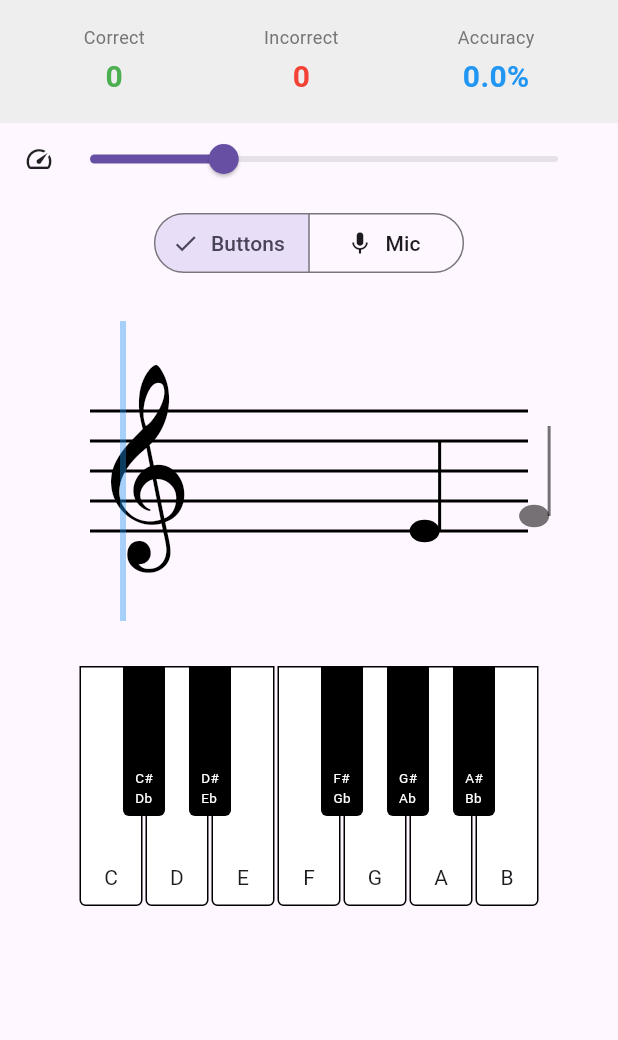
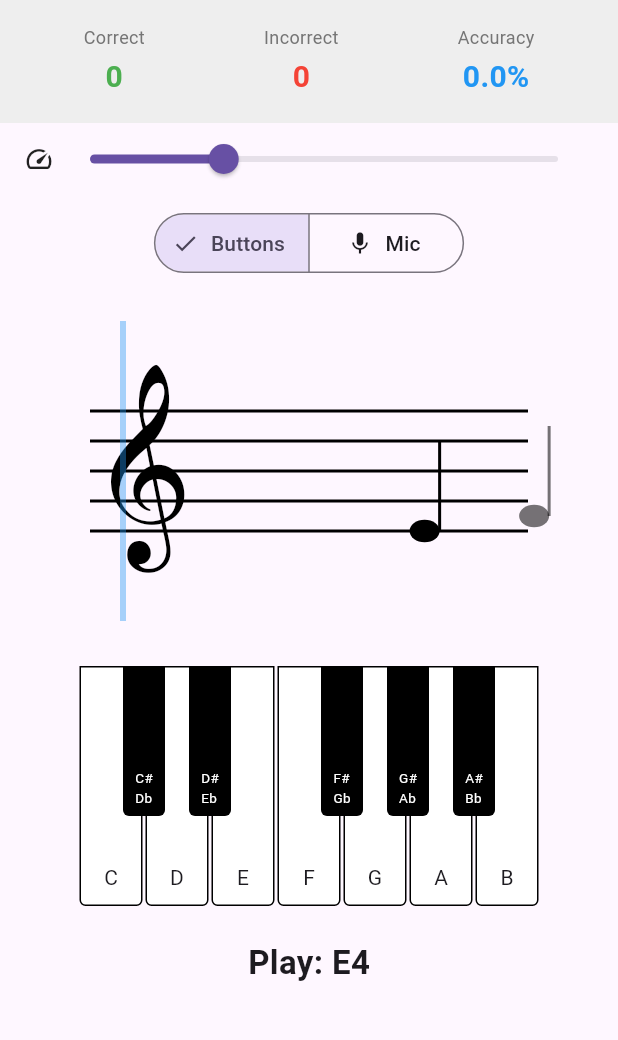
Before and after one commit to reyjager/music, a Flutter app: the screen it shows after launch, after a tap on "Treble Clef", on a phone screen of 412 x 824 dp, the part 84-1124 px from its top. Run offline on Flutter 3.47's test engine with Material 3 defaults, Android fonts, the phone set to English and light mode, and no system bars; our stand-ins replace get, just_audio, stacked; missing offline and left inert: pitch_detector_dart, record.

Commit message:
adding lib just_audio for piano sound , pausing scroll when key either right or wrong note is hit

```diff
--- a/lib/modules/treble/treble_clef_training_view.dart
+++ b/lib/modules/treble/treble_clef_training_view.dart
@@ -159,6 +159,27 @@ class _TrebleClefTrainingViewState extends State<TrebleClefTrainingView>
                 if (model.inputMode == InputMode.buttons)
                   PianoKeyboard(onNotePressed: model.manualNotePress),
 
+                // Show current note to play with feedback
+                Padding(
+                  padding: const EdgeInsets.only(top: 12),
+                  child: model.lastAnswerFeedback != null
+                      ? Text(
+                          model.lastAnswerFeedback!,
+                          style: TextStyle(
+                            fontSize: 22,
+                            fontWeight: FontWeight.bold,
+                            color: model.isCorrect ? Colors.green : Colors.red,
+                          ),
+                        )
+                      : model.currentNote != null
+                          ? Text(
+                              'Play: ${model.currentNote!.noteName}',
+                              style: const TextStyle(
+                                  fontSize: 22, fontWeight: FontWeight.bold),
+                            )
+                          : const SizedBox.shrink(),
+                ),
+
                 if (model.inputMode == InputMode.microphone)
                   Padding(
                     padding: const EdgeInsets.all(16),
--- a/lib/modules/treble/treble_clef_training_viewmodel.dart
+++ b/lib/modules/treble/treble_clef_training_viewmodel.dart
@@ -1,12 +1,10 @@
 import 'dart:async';
-import 'dart:math';
 import 'package:flutter/material.dart';
 import 'package:stacked/stacked.dart';
-import 'package:sound_generator/sound_generator.dart';
-import 'package:sound_generator/waveTypes.dart';
 import '../../models/musical_note.dart';
 import '../../models/session_stats.dart';
 import '../../services/audio_service.dart';
+import '../../services/midi_sound_service.dart';
 import '../../services/note_generator_service.dart';
 import '../../utils/pitch_converter.dart';
 
@@ -31,6 +29,8 @@ class TrebleClefTrainingViewModel extends BaseViewModel {
     required this.audioService,
     required this.noteGenerator,
   });
+
+  final MidiSoundService _midiSound = MidiSoundService();
 
   InputMode _inputMode = InputMode.buttons;
   InputMode get inputMode => _inputMode;
@@ -63,6 +63,8 @@ class TrebleClefTrainingViewModel extends BaseViewModel {
   bool isCorrect = false;
   String? correctAnswer;
   String? lastPressed;
+  String? lastAnswerFeedback;
+  Timer? _feedbackTimer;
 
   bool showFeedbackEnabled = true;
   void toggleShowFeedback() {
@@ -86,12 +88,10 @@ class TrebleClefTrainingViewModel extends BaseViewModel {
 
   DateTime? noteDisplayTime;
   StreamSubscription? pitchSubscription;
-  Timer? soundStopTimer;
 
   bool get isListening => audioService.isListening;
 
   static const double hitZone = 0.2;
-  static const double _missZone = 0.05;
   static const double _noteSpacing = 0.25;
 
   double _scrollSpeed = 0.003;
@@ -109,9 +109,8 @@ class TrebleClefTrainingViewModel extends BaseViewModel {
     notifyListeners();
   }
 
-  void initialize() {
-    SoundGenerator.init(44100);
-    SoundGenerator.setWaveType(waveTypes.SINUSOIDAL);
+  void initialize() async {
+    await _midiSound.initialize();
     spawnInitialNotes();
     _isRunning = true;
     if (_inputMode == InputMode.microphone) {
@@ -135,22 +134,14 @@ class TrebleClefTrainingViewModel extends BaseViewModel {
   void tick() {
     if (!_isRunning) return;
 
+    // Pause scrolling if active note reached hit zone and hasn't been answered
+    final active = _activeNote;
+    if (active != null && active.xFraction <= hitZone) {
+      return;
+    }
+
     for (final sn in scrollingNotes) {
       sn.xFraction -= _scrollSpeed;
-    }
-
-    // Check for missed notes
-    for (final sn in scrollingNotes) {
-      if (!sn.answered && sn.xFraction < _missZone) {
-        sn.answered = true;
-        sn.correct = false;
-        _stats.recordIncorrect(sn.note.midiNumber, 0);
-        attempts.add({
-          'pressed': '—',
-          'expected': enharmonicLabel(sn.note.noteName),
-          'correct': false,
-        });
-      }
     }
 
     // Remove notes that scrolled off screen
@@ -219,6 +210,8 @@ class TrebleClefTrainingViewModel extends BaseViewModel {
     _stats.recordCorrect(reactionTime);
     isCorrect = true;
     correctAnswer = enharmonicLabel(sn.note.noteName);
+    lastAnswerFeedback = '✓ $lastPressed';
+    _clearFeedbackAfterDelay();
     attempts.add({
       'pressed': lastPressed,
       'expected': enharmonicLabel(sn.note.noteName),
@@ -234,6 +227,8 @@ class TrebleClefTrainingViewModel extends BaseViewModel {
     _stats.recordIncorrect(sn.note.midiNumber, reactionTime);
     isCorrect = false;
     correctAnswer = enharmonicLabel(sn.note.noteName);
+    lastAnswerFeedback = '✗ $lastPressed → ${enharmonicLabel(sn.note.noteName)}';
+    _clearFeedbackAfterDelay();
     attempts.add({
       'pressed': lastPressed,
       'expected': enharmonicLabel(sn.note.noteName),
@@ -241,6 +236,14 @@ class TrebleClefTrainingViewModel extends BaseViewModel {
     });
     noteDisplayTime = DateTime.now();
     notifyListeners();
+  }
+
+  void _clearFeedbackAfterDelay() {
+    _feedbackTimer?.cancel();
+    _feedbackTimer = Timer(const Duration(milliseconds: 800), () {
+      lastAnswerFeedback = null;
+      notifyListeners();
+    });
   }
 
   bool notesMatchByName(String pressed, String expected) {
@@ -290,34 +293,14 @@ class TrebleClefTrainingViewModel extends BaseViewModel {
   }
 
   static const Map<String, int> _noteToMidiMap = {
-    'C': 60,
-    'C#': 61,
-    'D': 62,
-    'D#': 63,
-    'E': 64,
-    'F': 65,
-    'F#': 66,
-    'G': 67,
-    'G#': 68,
-    'A': 69,
-    'A#': 70,
-    'B': 71,
+    'C': 60, 'C#': 61, 'D': 62, 'D#': 63, 'E': 64,
+    'F': 65, 'F#': 66, 'G': 67, 'G#': 68, 'A': 69, 'A#': 70, 'B': 71,
   };
 
   void playNoteSound(String noteLetter) {
-    soundStopTimer?.cancel();
-    SoundGenerator.stop();
-
     final midi = _noteToMidiMap[noteLetter];
     if (midi == null) return;
-
-    final frequency = 440 * pow(2, (midi - 69) / 12).toDouble();
-    SoundGenerator.setFrequency(frequency);
-    SoundGenerator.play();
-
-    soundStopTimer = Timer(const Duration(milliseconds: 300), () {
-      SoundGenerator.stop();
-    });
+    _midiSound.playNote(midi);
   }
 
   void resetSession() {
@@ -331,10 +314,9 @@ class TrebleClefTrainingViewModel extends BaseViewModel {
   @override
   void dispose() {
     _isRunning = false;
+    _feedbackTimer?.cancel();
     pitchSubscription?.cancel();
     audioService.stopListening();
-    soundStopTimer?.cancel();
-    SoundGenerator.release();
     super.dispose();
   }
 }
--- a/pubspec.yaml
+++ b/pubspec.yaml
@@ -14,7 +14,8 @@ dependencies:
   permission_handler: ^11.0.0
   pitch_detector_dart: ^0.0.7
   record: ^5.1.2
-  sound_generator: ^0.0.14
+  just_audio: ^0.10.5
+  path_provider: ^2.1.5
 
 dependency_overrides:
   record_linux: ^1.0.0
@@ -26,3 +27,5 @@ dev_dependencies:
 
 flutter:
   uses-material-design: true
+  assets:
+    - assets/soundfont/
```
Also changed, not shown: lib/modules/bass/bass_clef_training_view.dart (+21 -0 lines), lib/modules/bass/bass_clef_training_viewmodel.dart (+27 -37 lines), lib/services/midi_sound_service.dart (added, +140 -0 lines), pubspec.lock, 4 other files.
